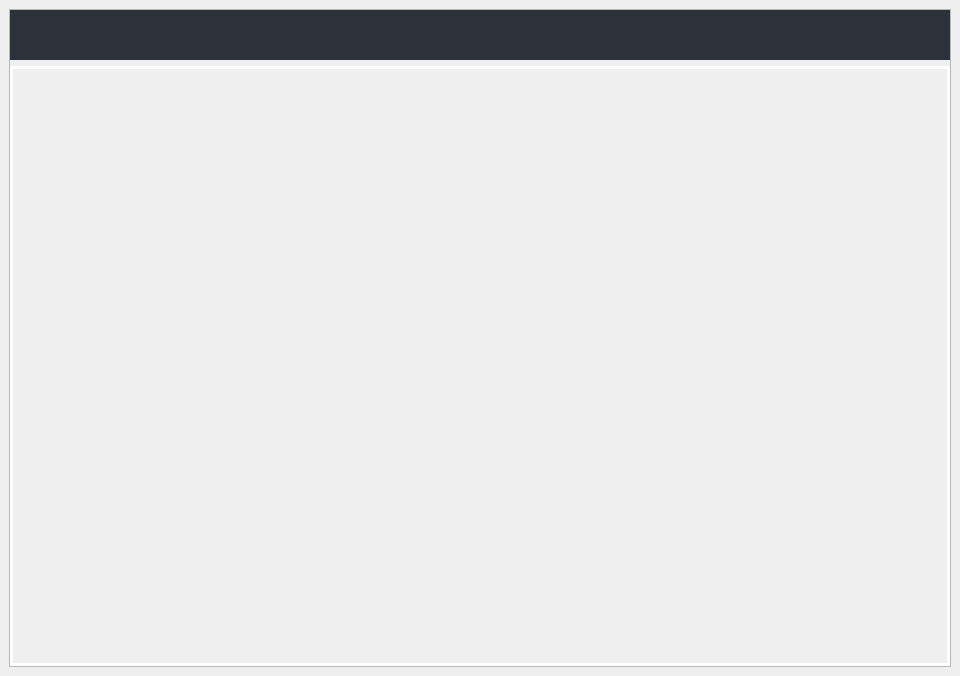
This is full_screen.ui in amirhossein-mlkz/Screw-inspection as Qt 5 draws it before an edit. The edited form follows.
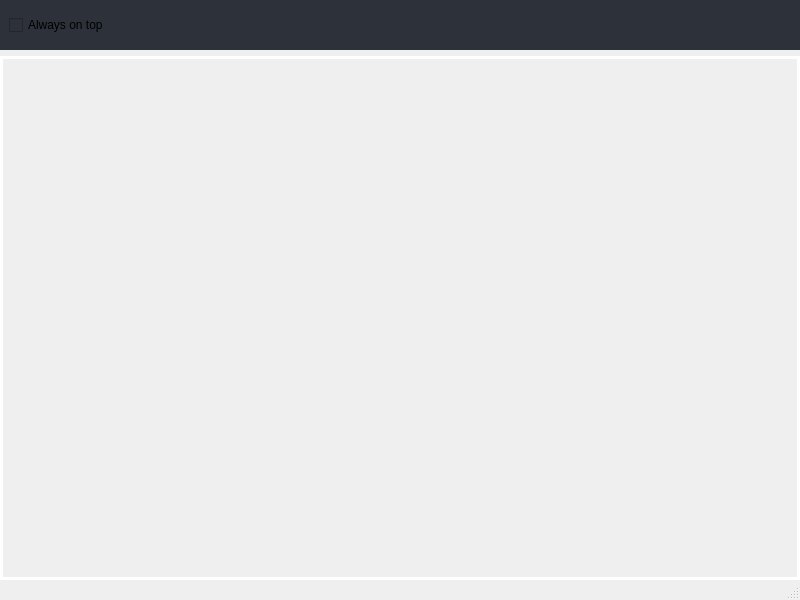
This is the edited form. Icons and pictures are not drawn.

Commit message: complete full screen

Diff of the .ui file:
```diff
--- a/full_screen.ui
+++ b/full_screen.ui
@@ -6,8 +6,8 @@
    <rect>
     <x>0</x>
     <y>0</y>
-    <width>960</width>
-    <height>676</height>
+    <width>800</width>
+    <height>600</height>
    </rect>
   </property>
   <property name="windowTitle">
@@ -15,15 +15,6 @@
   </property>
   <widget class="QWidget" name="centralwidget">
    <layout class="QVBoxLayout" name="verticalLayout">
-    <item>
-     <widget class="QFrame" name="frame">
-      <property name="frameShape">
-       <enum>QFrame::StyledPanel</enum>
-      </property>
-      <property name="frameShadow">
-       <enum>QFrame::Raised</enum>
-      </property>
-      <layout class="QVBoxLayout" name="verticalLayout_3">
        <property name="leftMargin">
         <number>0</number>
        </property>
@@ -60,6 +51,13 @@
           <enum>QFrame::Raised</enum>
          </property>
          <layout class="QHBoxLayout" name="horizontalLayout_2">
+       <item>
+        <widget class="QCheckBox" name="checkBox_ontop">
+         <property name="text">
+          <string>Always on top</string>
+         </property>
+        </widget>
+       </item>
           <item>
            <spacer name="horizontalSpacer_2">
             <property name="orientation">
@@ -94,9 +92,7 @@
              <string>Minimize</string>
             </property>
             <property name="styleSheet">
-             <string notr="true">#rightButtons .QPushButton { background-color: rgba(255, 255, 255, 0); border: none;  border-radius: 5px; }
-#rightButtons .QPushButton:hover { background-color: rgb(44, 49, 57); border-style: solid; border-radius: 4px; }
-#rightButtons .QPushButton:pressed { background-color: rgb(23, 26, 30); border-style: solid; border-radius: 4px; }</string>
+          <string notr="true">border:None;</string>
             </property>
             <property name="text">
              <string/>
@@ -160,14 +156,14 @@
         <widget class="QLabel" name="n_image">
          <property name="minimumSize">
           <size>
-           <width>0</width>
-           <height>0</height>
+        <width>640</width>
+        <height>480</height>
           </size>
          </property>
          <property name="maximumSize">
           <size>
-           <width>940</width>
-           <height>600</height>
+        <width>16777215</width>
+        <height>16777215</height>
           </size>
          </property>
          <property name="styleSheet">
@@ -183,8 +179,16 @@
        </item>
       </layout>
      </widget>
-    </item>
-   </layout>
+  <widget class="QStatusBar" name="statusbar">
+   <property name="maximumSize">
+    <size>
+     <width>16777215</width>
+     <height>20</height>
+    </size>
+   </property>
+   <property name="sizeGripEnabled">
+    <bool>true</bool>
+   </property>
   </widget>
  </widget>
  <resources>
```
Left out of the diff: 56 changed lines with no effect on the pictures. Lines whose indentation alone changed are shown as unchanged. The commit also changes 12 other files.
